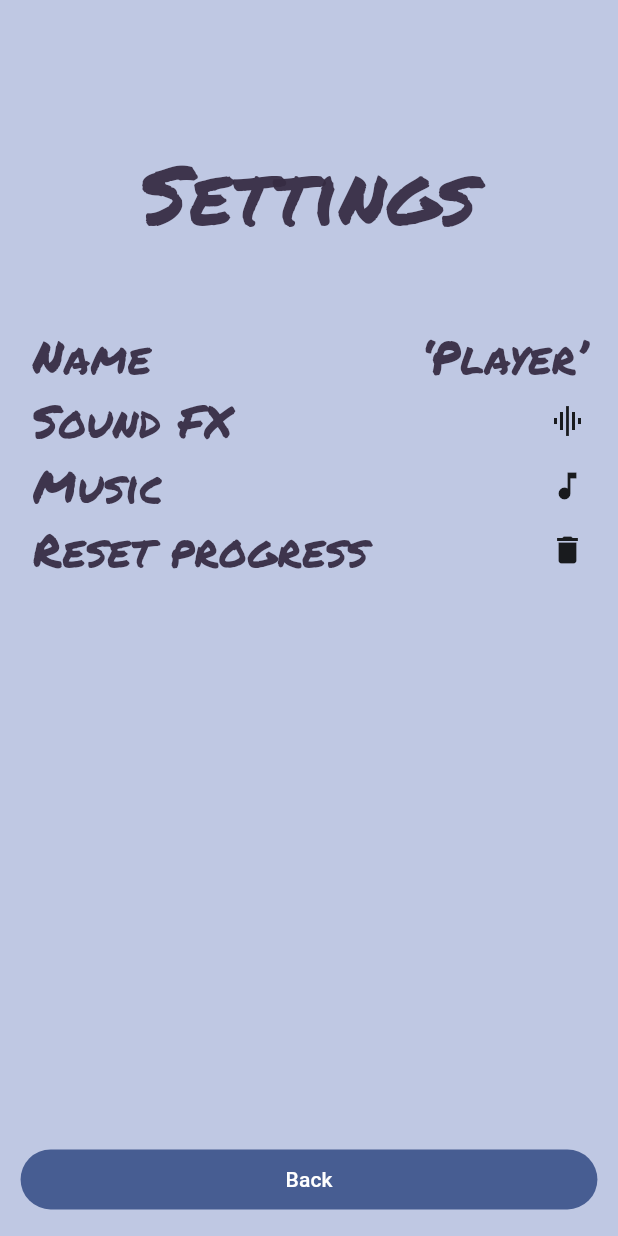
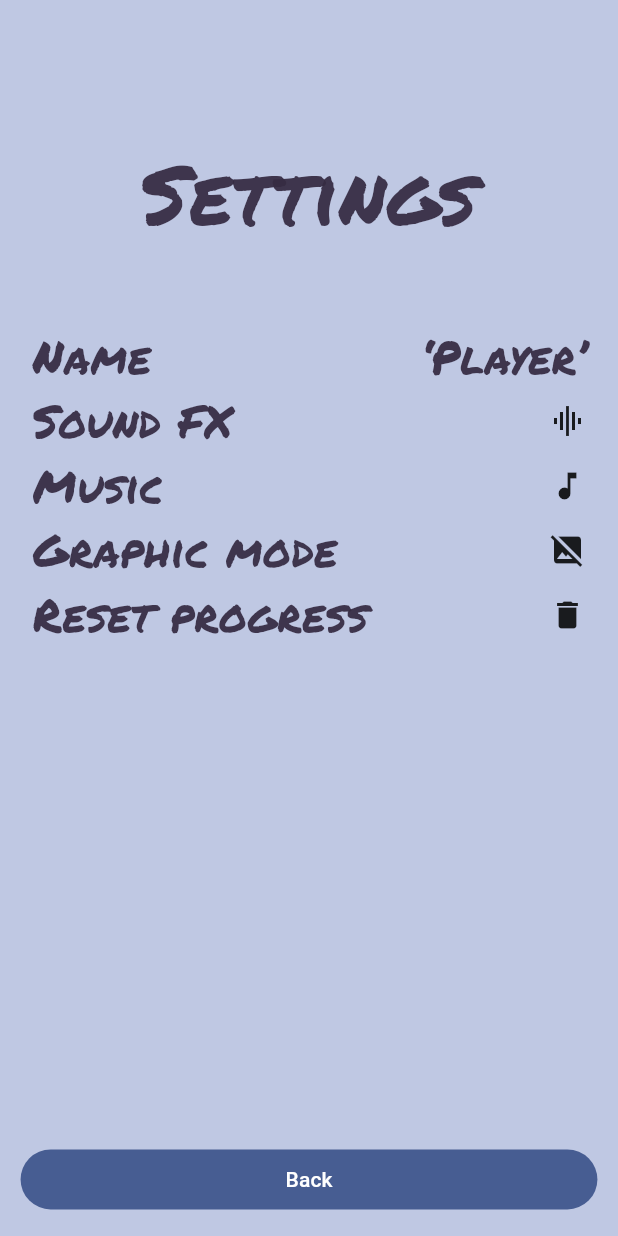
Before and after one commit to ihashand/Idle_Tavern_Rpg, a Flutter app: the SettingsScreen screen opened by its route, on a phone screen of 412 x 824 dp. Run offline on Flutter 3.47's test engine with Material 2 defaults, Android fonts, the phone set to English and light mode, and no system bars; our stand-ins replace audioplayers, firebase_core, go_router, google_mobile_ads, in_app_purchase, shared_preferences; missing offline and left inert: games_services; accounts and stored records are empty.

Commit message:
Add graphic mode

```diff
--- a/lib/main.dart
+++ b/lib/main.dart
@@ -13,6 +13,7 @@ import 'dart:developer' as dev;
 
 import 'package:flutter/material.dart';
 import 'package:flutter/services.dart';
+import 'package:game_template/src/graphic_tavern_interior/graphic_tavern_interior.dart';
 import 'package:go_router/go_router.dart';
 import 'package:logging/logging.dart';
 import 'package:provider/provider.dart';
@@ -23,7 +24,7 @@ import 'src/audio/audio_controller.dart';
 import 'src/games_services/games_services.dart';
 import 'src/games_services/score.dart';
 import 'src/in_app_purchase/in_app_purchase.dart';
-import 'src/level_selection/level_selection_screen.dart';
+import 'src/level_selection/tavern_interior_screen.dart';
 import 'src/level_selection/levels.dart';
 import 'src/main_menu/main_menu_screen.dart';
 import 'src/play_session/play_session_screen.dart';
@@ -136,13 +137,23 @@ class MyApp extends StatelessWidget {
           routes: [
             GoRoute(
                 path: 'play',
-                pageBuilder: (context, state) => buildMyTransition<void>(
+                pageBuilder: (context, state) {
+                  final settings = context.read<SettingsController>();
+                  if (settings.graphicModeOn.value == true) {
+                    return buildMyTransition<void>(
                       key: ValueKey('play'),
-                      child: const LevelSelectionScreen(
-                        key: Key('level selection'),
-                      ),
+                      child: GraphicTavernInteriorScreen(),
                       color: context.watch<Palette>().backgroundLevelSelection,
+                    );
+                  }
+                  return buildMyTransition<void>(
+                    key: ValueKey('play'),
+                    child: const TavernInteriorScreen(
+                      key: Key('level selection'),
                     ),
+                    color: context.watch<Palette>().backgroundLevelSelection,
+                  );
+                },
                 routes: [
                   GoRoute(
                     path: 'session/:level',
--- a/lib/src/settings/settings_screen.dart
+++ b/lib/src/settings/settings_screen.dart
@@ -56,6 +56,14 @@ class SettingsScreen extends StatelessWidget {
                 'Music',
                 Icon(musicOn ? Icons.music_note : Icons.music_off),
                 onSelected: () => settings.toggleMusicOn(),
+              ),
+            ),
+            ValueListenableBuilder<bool>(
+              valueListenable: settings.graphicModeOn,
+              builder: (context, graphicModeOn, child) => _SettingsLine(
+                'Graphic mode',
+                Icon(graphicModeOn ? Icons.image : Icons.image_not_supported),
+                onSelected: () => settings.toggleGraphicModeOn(),
               ),
             ),
             Consumer<InAppPurchaseController?>(
```
Also changed, not shown: lib/src/graphic_tavern_interior/graphic_tavern_interior.dart (added, +37 -0 lines), lib/src/level_selection/level_selection_screen.dart (deleted, +0 -71 lines), lib/src/level_selection/tavern_interior_screen.dart (added, +71 -0 lines), lib/src/main_menu/main_menu_screen.dart (+3 -4 lines), lib/src/settings/persistence/local_storage_settings_persistence.dart (+12 -0 lines), lib/src/settings/persistence/memory_settings_persistence.dart (+8 -0 lines), lib/src/settings/persistence/settings_persistence.dart (+4 -4 lines), lib/src/settings/settings.dart (+10 -0 lines), pubspec.yaml (+7 -6 lines), 1 other file.
